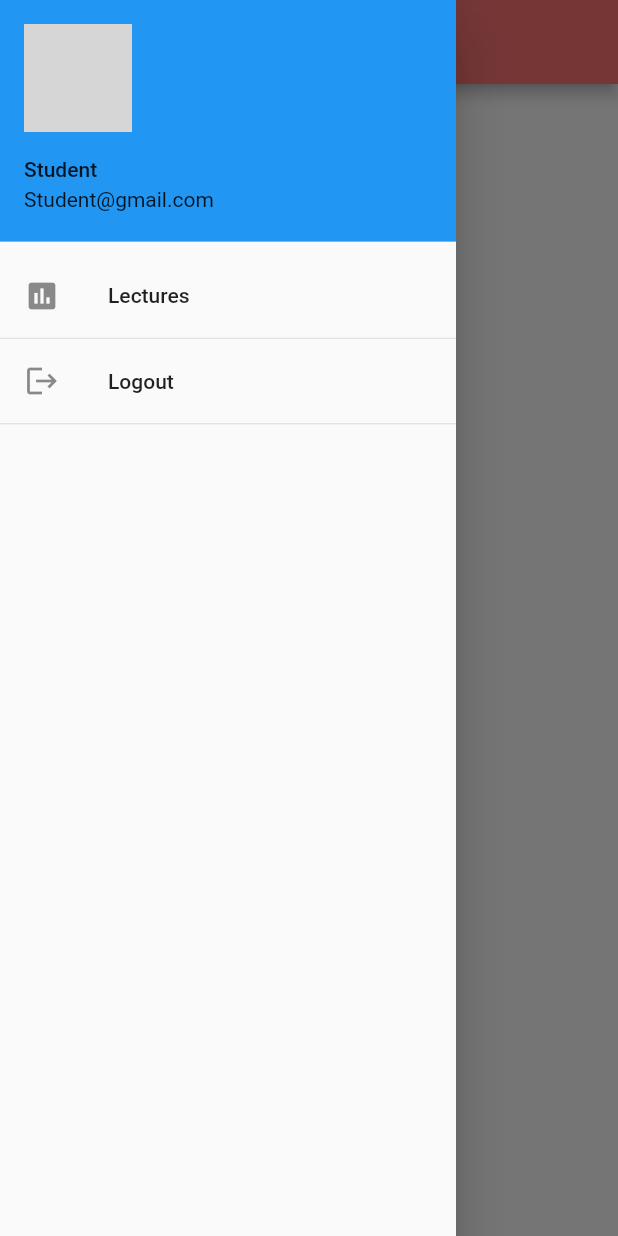
After one commit to Ajiharan/ctse_flutter_project, a Flutter app: the StudentHome screen opened directly, with the side drawer open, on a phone screen of 412 x 824 dp. The commit adds this screen. Run offline on Flutter 3.47's test engine with Material 2 defaults, Android fonts, the phone set to English and light mode, and no system bars; our stand-ins replace cloud_firestore, file_picker, firebase_auth, firebase_core, firebase_storage, flutter_easyloading and 3 more; accounts and stored records are empty; network calls fail; grey boxes are pictures that could not be loaded.

Commit message:
changes updated

```diff
--- /dev/null
+++ b/lib/Student/StudentDrawer.dart
@@ -0,0 +1,58 @@
+import 'package:ctse/Home/HomeScreen.dart';
+import 'package:firebase_auth/firebase_auth.dart';
+import 'package:flutter/material.dart';
+
+class StudentDrawer extends StatelessWidget {
+  const StudentDrawer({Key? key}) : super(key: key);
+
+  Future<void> _signOut(BuildContext context) async {
+    await FirebaseAuth.instance.signOut();
+    Navigator.push(
+      context,
+      MaterialPageRoute(
+        builder: (context) {
+          return HomeScreen();
+        },
+      ),
+    );
+  }
+
+  @override
+  Widget build(BuildContext context) {
+    return Container(
+      child: Drawer(
+        elevation: 15.0,
+        child: Column(
+          children: [
+            UserAccountsDrawerHeader(
+              accountName: Text('Student'),
+              accountEmail: Text('Student@gmail.com'),
+              currentAccountPicture: CircleAvatar(
+                onBackgroundImageError: (err, e) {},
+                backgroundImage: NetworkImage(
+                    "https://firebasestorage.googleapis.com/v0/b/ctse-assignment-250c4.appspot.com/o/111.png?alt=media&token=7e9033cb-46a7-494a-a67c-7ab709f16438"),
+              ),
+            ),
+            ListTile(
+              title: Text('Lectures'),
+              leading: Icon(Icons.assessment),
+            ),
+            Divider(
+              height: 1.0,
+            ),
+            ListTile(
+              title: Text('Logout'),
+              leading: Icon(Icons.logout),
+              onTap: () {
+                _signOut(context);
+              },
+            ),
+            Divider(
+              height: 1.0,
+            ),
+          ],
+        ),
+      ),
+    );
+  }
+}
```
Also changed, not shown: lib/Home/BodyContainer.dart (+17 -3 lines), lib/Login/BodyContainer.dart (+13 -1 lines), lib/SignUp/BodyContainer.dart (+14 -1 lines), lib/Student/LectureData.dart (+14 -2 lines), lib/Student/StudentHome.dart (+2 -50 lines), images/111.png (added).
